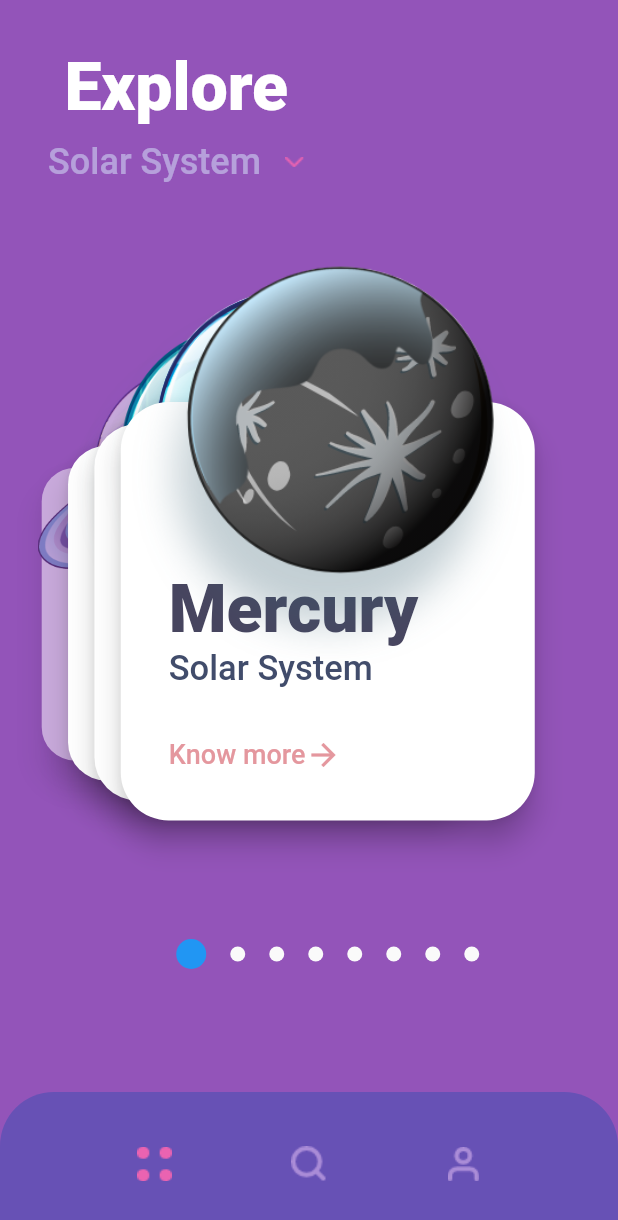
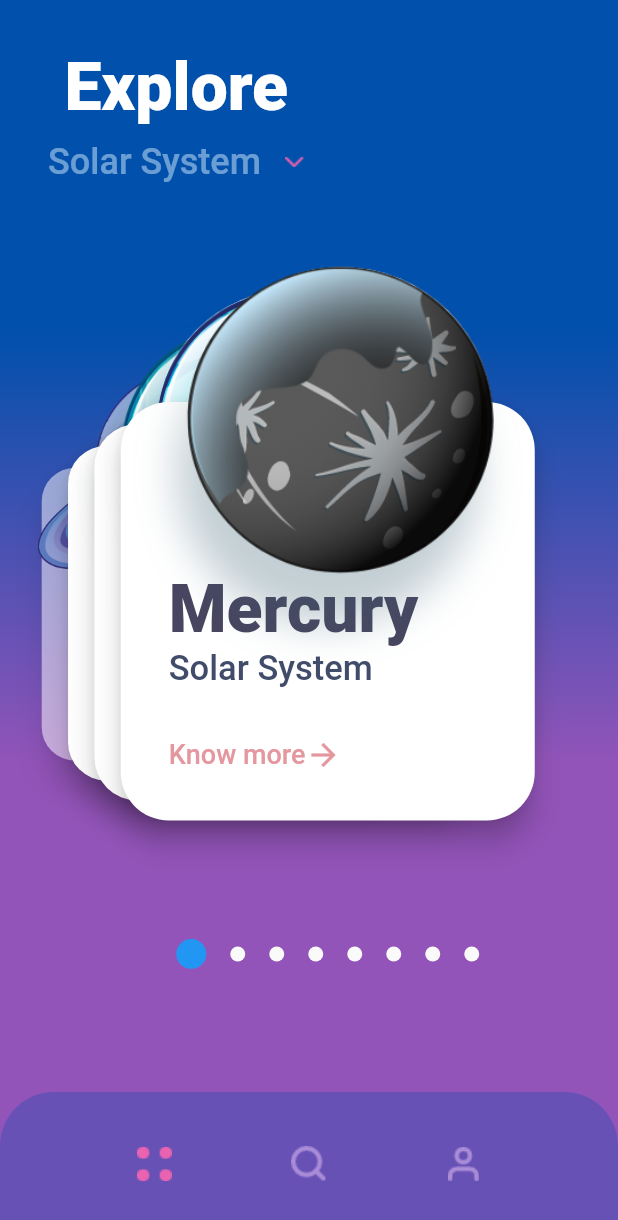
Before and after one commit to brenoos/planets_app, a Flutter app: the screen it shows after launch, on a phone screen of 412 x 824 dp. Shown: the top 1220 px of the screen. Run offline on Flutter 3.47's test engine with Material 2 defaults, Android fonts, the phone set to English and light mode, and no system bars; our stand-ins replace flutter_swiper_null_safety; Roboto replaces fonts that are missing (Avenir).

Commit message:
feat: adding gradient and finishing home page

```diff
--- a/lib/home_page.dart
+++ b/lib/home_page.dart
@@ -16,6 +16,14 @@ class _HomePageState extends State<HomePage> {
     return Scaffold(
       backgroundColor: gradientEndColor,
       body: Container(
+        decoration: BoxDecoration(
+          gradient: LinearGradient(
+            colors: [gradientStartColor, gradientEndColor],
+            begin: Alignment.topCenter,
+            end: Alignment.bottomCenter,
+            stops: const [0.3, 0.7],
+          ),
+        ),
         child: SafeArea(
           child: Column(
             crossAxisAlignment: CrossAxisAlignment.start,
```
